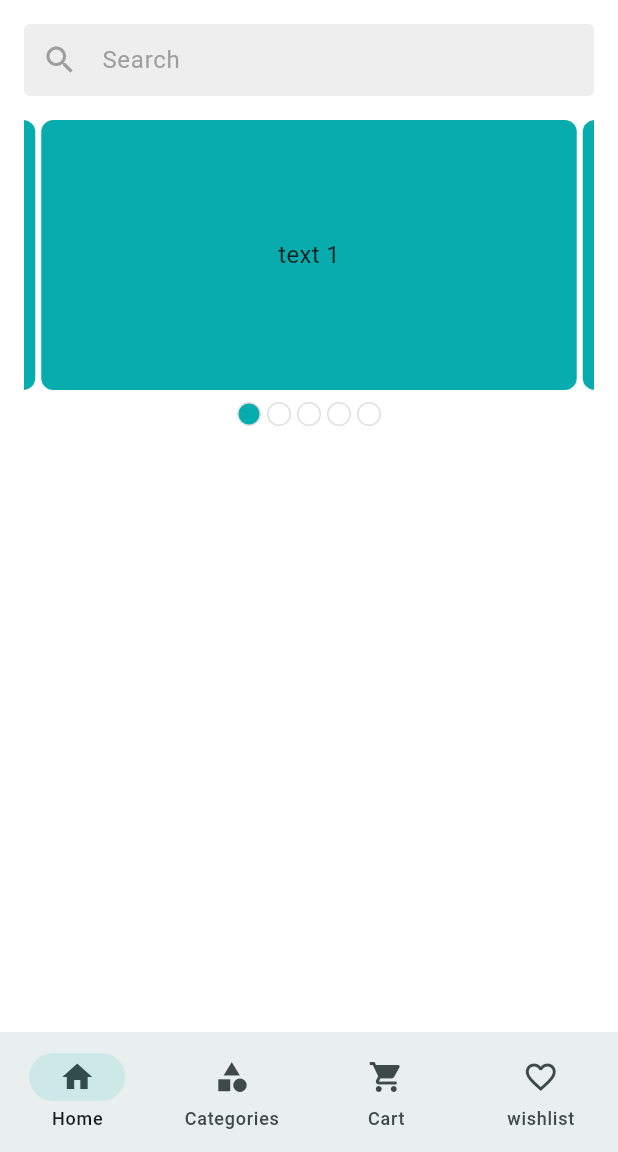
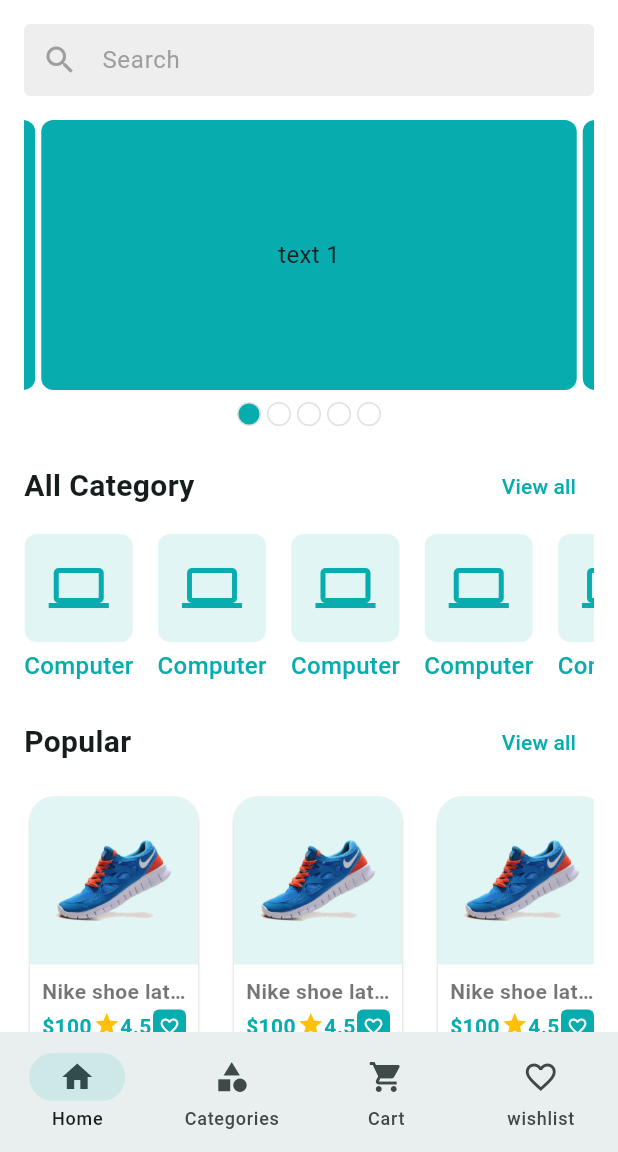
Before and after one commit to MontasirOpi/Flutter-E-commerce, a Flutter app: the screen it shows after launch, on a phone screen of 412 x 824 dp, the part 84-1236 px from its top. Run offline on Flutter 3.47's test engine with Material 3 defaults, Android fonts, the phone set to English and light mode, and no system bars; drawn by our look-alikes of carousel_slider; our stand-ins replace email_validator, flutter_svg, get, pin_code_fields.

Commit message:
add home screen full ui design

```diff
--- a/lib/app/assets_path.dart
+++ b/lib/app/assets_path.dart
@@ -2,4 +2,5 @@ class AssetsPath {
  static const String _imagePath= 'assets/images';
  static const String appLogoSvg= '$_imagePath/logo.svg';
  static const String navBarAppLogoSvg= '$_imagePath/logo_nav.svg';
+ static const String shoe= '$_imagePath/shoe.png';
 }
--- a/lib/features/home/ui/screens/home_screen.dart
+++ b/lib/features/home/ui/screens/home_screen.dart
@@ -1,7 +1,10 @@
-import 'package:carousel_slider/carousel_slider.dart';
+import 'package:ecommerce/app/app_colors.dart';
 import 'package:ecommerce/app/assets_path.dart';
 import 'package:ecommerce/features/home/ui/widgets/app_bar_icon_button.dart';
+import 'package:ecommerce/features/home/ui/widgets/category_item_widget.dart';
 import 'package:ecommerce/features/home/ui/widgets/home_carousel_slider.dart';
+import 'package:ecommerce/features/home/ui/widgets/home_section_holder.dart';
+import 'package:ecommerce/features/home/ui/widgets/product_item_widget.dart';
 import 'package:ecommerce/features/home/ui/widgets/product_search_bar.dart';
 import 'package:flutter/material.dart';
 import 'package:flutter_svg/svg.dart';
@@ -22,7 +25,7 @@ class _HomeScreenState extends State<HomeScreen> {
       appBar: _buildAppBar(),
       body: SingleChildScrollView(
         child: Padding(
-          padding: EdgeInsets.symmetric(horizontal: 16),
+          padding: const EdgeInsets.symmetric(horizontal: 16),
           child: Column(
             children: [
               const SizedBox(
@@ -32,12 +35,82 @@ class _HomeScreenState extends State<HomeScreen> {
                 controller: _searchBarController,
               ),
               const SizedBox(height: 16),
-              HomeCarouselSlider()
+              const HomeCarouselSlider(),
+              const SizedBox(height: 16),
+              HomeSectionHeader(
+                title: 'All Category',
+                onTap: () {},
+              ),
+              const SizedBox(height: 8),
+              SingleChildScrollView(
+                scrollDirection: Axis.horizontal,
+                child: Row(
+                  children: _getCategoryList(),
+                ),
+              ),
+              const SizedBox(height: 16),
+              HomeSectionHeader(
+                title: 'Popular',
+                onTap: () {},
+              ),
+              const SizedBox(height: 8),
+              SingleChildScrollView(
+                scrollDirection: Axis.horizontal,
+                child: Row(
+                  children: _getProductList(),
+                ),
+              ),
+               const SizedBox(height: 16),
+              HomeSectionHeader(
+                title: 'Specil',
+                onTap: () {},
+              ),
+              const SizedBox(height: 8),
+              SingleChildScrollView(
+                scrollDirection: Axis.horizontal,
+                child: Row(
+                  children: _getProductList(),
+                ),
+              ),
+               const SizedBox(height: 16),
+              HomeSectionHeader(
+                title: 'New',
+                onTap: () {},
+              ),
+              const SizedBox(height: 8),
+              SingleChildScrollView(
+                scrollDirection: Axis.horizontal,
+                child: Row(
+                  children: _getProductList(),
+                ),
+              ),
+
             ],
           ),
         ),
       ),
     );
+  }
+
+  List<Widget> _getCategoryList() {
+    List<Widget> categoryList = [];
+    for (int i = 0; i < 10; i++) {
+      categoryList.add(Padding(
+        padding: const EdgeInsets.only(right: 16),
+        child: const CategoryItemWidget(),
+      ));
+    }
+    return categoryList;
+  }
+   List<Widget> _getProductList() {
+    List<Widget> productList = [];
+    for (int i = 0; i < 10; i++) {
+      productList.add(Padding(
+        padding: const EdgeInsets.only(right: 16),
+        child: const ProductItemWidget(),
+      ));
+    }
+    return productList;
   }
 
   AppBar _buildAppBar() {
--- /dev/null
+++ b/lib/features/home/ui/widgets/category_item_widget.dart
@@ -0,0 +1,38 @@
+import 'package:ecommerce/app/app_colors.dart';
+import 'package:flutter/material.dart';
+
+class CategoryItemWidget extends StatelessWidget {
+  const CategoryItemWidget({
+    super.key,
+  });
+
+  @override
+  Widget build(BuildContext context) {
+    return Column(
+      children: [
+        Container(
+          padding: EdgeInsets.all(16),
+          decoration: BoxDecoration(
+            color: AppColors.themeColor.withOpacity(0.12),
+            borderRadius: BorderRadius.circular(8),
+          ),
+          child: const Icon(
+            Icons.computer,
+            color: AppColors.themeColor,
+            size: 40,
+          ),
+        ),
+        const SizedBox(height: 4),
+        const Text(
+          'Computer',
+          style: TextStyle(
+            fontSize: 16,
+            color: AppColors.themeColor,
+            fontWeight: FontWeight.w500,
+
+          ),
+        ),
+      ],
+    );
+  }
+}
--- /dev/null
+++ b/lib/features/home/ui/widgets/home_section_holder.dart
@@ -0,0 +1,29 @@
+import 'package:flutter/material.dart';
+
+class HomeSectionHeader extends StatelessWidget {
+  const HomeSectionHeader({
+    super.key, required this.title, required this.onTap,
+  });
+  final String title;
+  final VoidCallback onTap;
+
+  @override
+  Widget build(BuildContext context) {
+    return Row(
+      mainAxisAlignment: MainAxisAlignment.spaceBetween,
+      children: [
+         Text(
+         title,
+          style: TextStyle(
+            fontSize: 20,
+            fontWeight: FontWeight.w600,
+          ),
+        ),
+        TextButton(
+          onPressed: onTap,
+          child: Text('View all'),
+        ),
+      ],
+    );
+  }
+}
--- /dev/null
+++ b/lib/features/home/ui/widgets/product_item_widget.dart
@@ -0,0 +1,95 @@
+import 'package:ecommerce/app/app_colors.dart';
+import 'package:flutter/material.dart';
+
+class ProductItemWidget extends StatelessWidget {
+  const ProductItemWidget({
+    super.key,
+  });
+
+  @override
+  Widget build(BuildContext context) {
+    return SizedBox(
+      width: 120,
+      child: Card(
+        shape: RoundedRectangleBorder(
+          borderRadius: BorderRadius.circular(16),
+        ),
+        color: Colors.white,
+        child: Column(
+          children: [
+            Container(
+              decoration: BoxDecoration(
+                  color: AppColors.themeColor.withOpacity(0.12),
+                  borderRadius: const BorderRadius.only(
+                      topLeft: Radius.circular(16),
+                      topRight: Radius.circular(16))),
+              padding: const EdgeInsets.all(16),
+              child: Image.asset(
+                'assets/images/nike_shoe.png',
+                width: 140,
+                height: 80,
+              ),
+            ),
+            Padding(
+              padding: EdgeInsets.all(8.0),
+              child: Column(
+                children: [
+                  Text(
+                    'Nike shoe latest edition- #NS12',
+                    maxLines: 1,
+                    style: TextStyle(
+                      overflow: TextOverflow.ellipsis,
+                      fontWeight: FontWeight.w600,
+                      color: Colors.black54,
+                    ),
+                  ),
+                  SizedBox(height: 2),
+                  Row(
+                    mainAxisAlignment: MainAxisAlignment.spaceBetween,
+                    children: [
+                      Text(
+                        '\$100',
+                        style: TextStyle(
+                          fontWeight: FontWeight.w600,
+                          color: AppColors.themeColor,
+                        ),
+                      ),
+                      Wrap(
+                        children: [
+                          Icon(
+                            Icons.star,
+                            size: 18,
+                            color: Colors.amber,
+                          ),
+                          Text(
+                            '4.5',
+                            style: TextStyle(
+                              fontWeight: FontWeight.w600,
+                              color: AppColors.themeColor,
+                            ),
+                          ),
+                        ],
+                      ),
+                      Container(
+                        padding: EdgeInsets.all(4),
+                        decoration: BoxDecoration(
+                            color: AppColors.themeColor,
+                            borderRadius: BorderRadius.circular(4)),
+                        child: Icon(
+                          Icons.favorite_border,
+                          size: 14,
+                          color: Colors.white,
+                        ),
+                      )
+                    ],
+                  ),
+                const SizedBox(height: 4,),
+                 ],
+              ),
+            )
+          ],
+        ),
+      ),
+    );
+  }
+}
```
Also changed, not shown: assets/images/nike_shoe.png (added).
